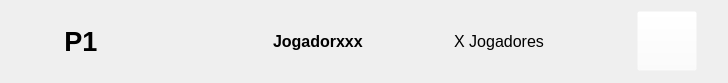
The window that Interface/Historico_Modulo.ui (solmseda/Ludo-Python) describes before a commit, drawn with Qt 5.
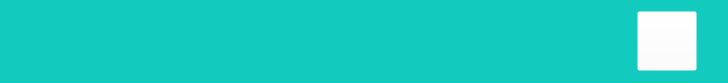
The same window after the commit. Icons and pictures are not drawn.

Patch:
```diff
--- a/Interface/Historico_Modulo.ui
+++ b/Interface/Historico_Modulo.ui
@@ -10,9 +10,30 @@
     <height>83</height>
    </rect>
   </property>
+  <property name="minimumSize">
+   <size>
+    <width>728</width>
+    <height>83</height>
+   </size>
+  </property>
+  <property name="maximumSize">
+   <size>
+    <width>728</width>
+    <height>83</height>
+   </size>
+  </property>
   <property name="windowTitle">
    <string>Form</string>
   </property>
+  <property name="styleSheet">
+   <string notr="true">QWidget#Historico_Modulo {
+	background-color: rgb(19, 202, 190);
+
+	border-width: 2px;
+	border-style: solid;
+	border-radius: 4;
+}</string>
+  </property>
   <layout class="QHBoxLayout" name="horizontalLayout">
    <item alignment="Qt::AlignLeft">
     <widget class="QLabel" name="matchNumber">
@@ -42,7 +63,7 @@
       </font>
      </property>
      <property name="text">
-      <string>P1</string>
+      <string/>
      </property>
      <property name="alignment">
       <set>Qt::AlignCenter</set>
@@ -79,9 +100,6 @@
        <height>16777215</height>
       </size>
      </property>
-     <property name="styleSheet">
-      <string notr="true">image: url(:/Imagens/playerBlue.png);</string>
-     </property>
      <property name="text">
       <string/>
      </property>
@@ -109,7 +127,7 @@
       </font>
      </property>
      <property name="text">
-      <string>Jogadorxxx</string>
+      <string/>
      </property>
     </widget>
    </item>
@@ -145,7 +163,7 @@
       </font>
      </property>
      <property name="text">
-      <string>X Jogadores</string>
+      <string/>
      </property>
      <property name="alignment">
       <set>Qt::AlignCenter</set>
```
